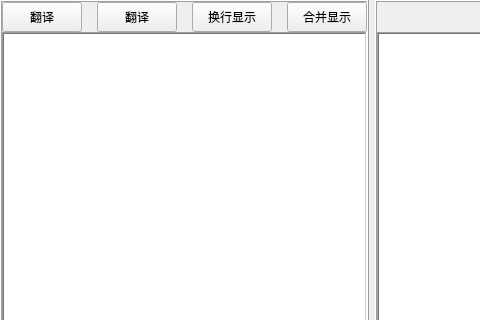
The window that ui/mainwindow.ui (QiSheng918/ocr_qt) describes before a commit, drawn with Qt 5; both pictures show x 0 to 480 and y 0 to 320 of the 661 by 500 pixel window.
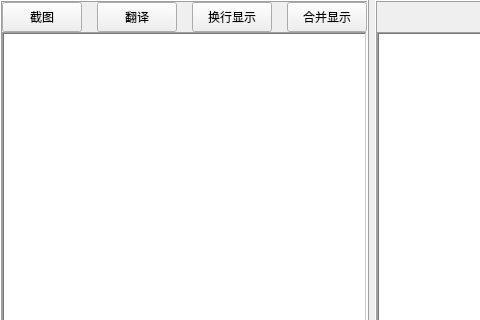
The same window after the commit.

Commit message: 添加关闭窗口快捷键

What changed in the file:
```diff
--- a/ui/mainwindow.ui
+++ b/ui/mainwindow.ui
@@ -112,7 +112,7 @@
               </size>
              </property>
              <property name="text">
-              <string>翻译</string>
+              <string>截图</string>
              </property>
             </widget>
            </item>
```
Left out of the diff: 3 changed lines with no effect on the pictures. The commit also changes 7 other files.
